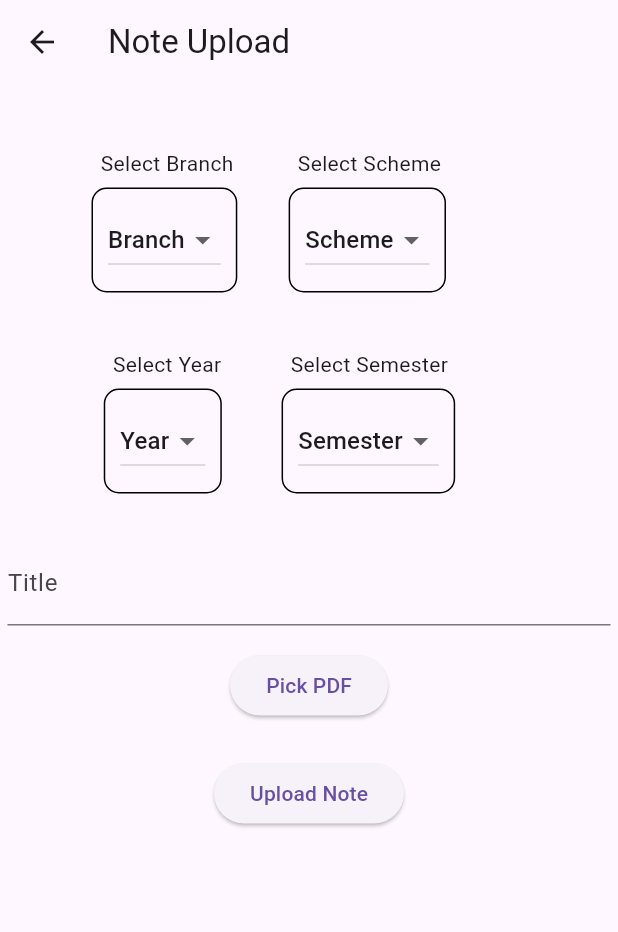
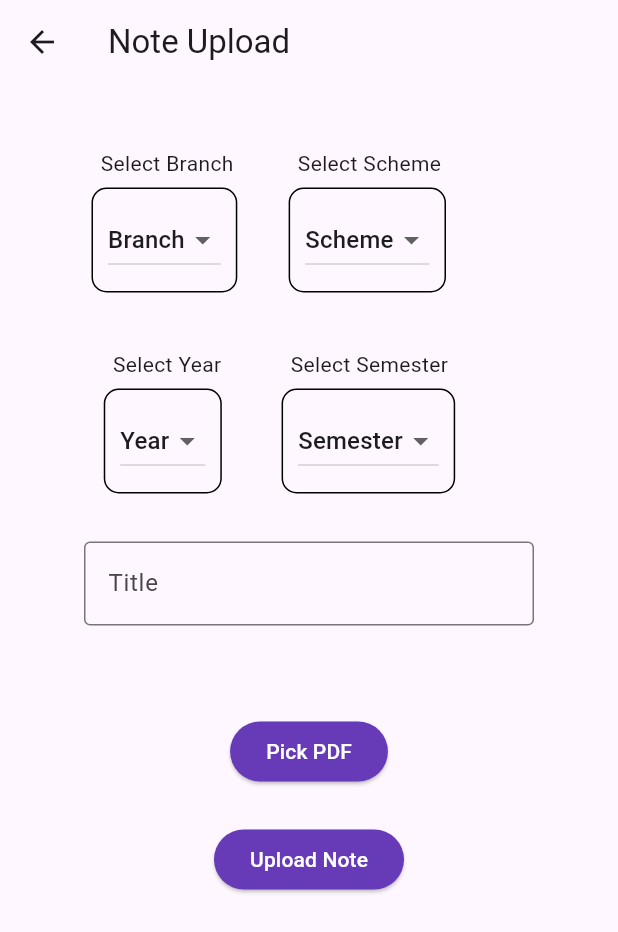
Before and after one commit to Ashlesh105/notes_app, a Flutter app: the NoteUploadScreen screen opened directly, on a phone screen of 412 x 824 dp. Shown: the top 932 px of the screen. Run offline on Flutter 3.47's test engine with Material 3 defaults, Android fonts, the phone set to English and light mode, and no system bars; our stand-ins replace file_picker, sqflite; missing offline and left inert: flutter_pdfview; accounts and stored records are empty.

Commit message:
first commit

```diff
--- a/lib/CSE.dart
+++ b/lib/CSE.dart
@@ -113,7 +113,7 @@ class _CompSciState extends State<CompSci> {
     ValueChanged<String?> onChanged,
   ) {
     return Container(
-      padding: const EdgeInsets.all(8.0),
+      padding:  EdgeInsets.all(5.0),
       child: Column(
         crossAxisAlignment: CrossAxisAlignment.start,
         children: [
--- a/lib/Civil.dart
+++ b/lib/Civil.dart
@@ -112,7 +112,7 @@ class _CivilState extends State<Civil> {
       ValueChanged<String?> onChanged,
       ) {
     return Container(
-      padding: const EdgeInsets.all(8.0),
+      padding: const EdgeInsets.all(5.0),
       child: Column(
         crossAxisAlignment: CrossAxisAlignment.start,
         children: [
--- a/lib/ECE.dart
+++ b/lib/ECE.dart
@@ -113,7 +113,7 @@ class _EleComState extends State<EleCom> {
       ValueChanged<String?> onChanged,
       ) {
     return Container(
-      padding: const EdgeInsets.all(8.0),
+      padding: const EdgeInsets.all(5.0),
       child: Column(
         crossAxisAlignment: CrossAxisAlignment.start,
         children: [
--- a/lib/Mech.dart
+++ b/lib/Mech.dart
@@ -115,7 +115,7 @@ class _MechState extends State<Mech> {
     ValueChanged<String?> onChanged,
   ) {
     return Container(
-      padding: const EdgeInsets.all(8.0),
+      padding: const EdgeInsets.all(5.0),
       child: Column(
         crossAxisAlignment: CrossAxisAlignment.start,
         children: [
--- a/lib/notesupload.dart
+++ b/lib/notesupload.dart
@@ -168,14 +168,18 @@ class _NoteUploadScreenState extends State<NoteUploadScreen> {
                 ),
               ),
               const SizedBox(height: 16.0),
-              TextField(
-                controller: titleController,
-                decoration: const InputDecoration(labelText: 'Title'),
+              Container(
+                height: 100,width: 300,
+                child: TextField(
+                  controller: titleController,
+                  decoration: const InputDecoration(labelText: 'Title',border: OutlineInputBorder()),
+                ),
               ),
               const SizedBox(height: 16.0),
               ElevatedButton(
+                style: ElevatedButton.styleFrom(backgroundColor: Colors.deepPurple),
                 onPressed: pickPDF,
-                child: const Text('Pick PDF'),
+                child: const Text('Pick PDF',style: TextStyle(color: Colors.white),),
               ),
               const SizedBox(height: 8.0),
               if (pdfPath != null)
@@ -185,8 +189,9 @@ class _NoteUploadScreenState extends State<NoteUploadScreen> {
                 ),
               const SizedBox(height: 16.0),
               ElevatedButton(
+                style: ElevatedButton.styleFrom(backgroundColor: Colors.deepPurple),
                 onPressed: uploadNote,
-                child: const Text('Upload Note'),
+                child: const Text('Upload Note',style: TextStyle(color: Colors.white),),
               ),
             ],
           ),
--- a/pubspec.yaml
+++ b/pubspec.yaml
@@ -123,7 +123,7 @@ flutter_native_splash:
 
   # The image parameter allows you to specify an image used in the splash screen.  It must be a
   # png file and should be sized for 4x pixel density.
-  image: assets/
+  image: assets/Engi.png
 
   # The branding property allows you to specify an image used as branding in the splash screen.
   # It must be a png file. It is supported for Android, iOS and the Web.  For Android 12,
@@ -155,10 +155,10 @@ flutter_native_splash:
   # 640 pixels in diameter.
   # App icon without an icon background: This should be 1152×1152 pixels, and fit within a circle
   # 768 pixels in diameter.
-   image: assets/
+   image: assets/Engi.png
 
   # Splash screen background color.
-  #color: "#42a5f5"
+   color: "#42a5f5"
 
   # App icon background color.
   #icon_background_color: "#111111"
```
